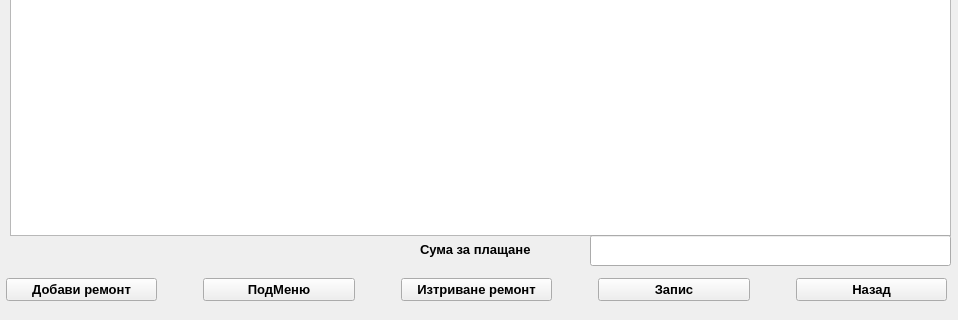
Above: addrepair.ui from JohnnyBrawo/CarServ before the change; both pictures show x 0 to 958 and y 295 to 615 of the 958 by 615 pixel window. Below: the same form after it.
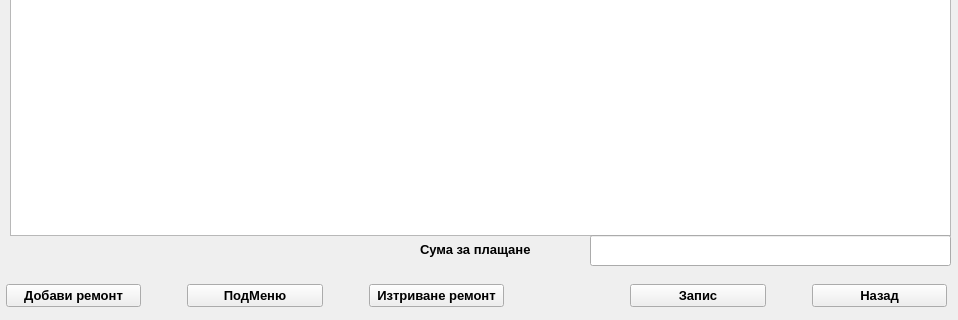
That is the form after the change.

Commit message: Menus and submenus delete changes. ComboBox on the move

Patch:
```diff
--- a/addrepair.ui
+++ b/addrepair.ui
@@ -24,10 +24,26 @@
      <x>6</x>
      <y>564</y>
      <width>941</width>
-     <height>41</height>
+     <height>54</height>
     </rect>
    </property>
    <layout class="QGridLayout" name="gridLayout">
+    <item row="0" column="7">
+     <spacer name="horizontalSpacer_3">
+      <property name="orientation">
+       <enum>Qt::Horizontal</enum>
+      </property>
+      <property name="sizeType">
+       <enum>QSizePolicy::Preferred</enum>
+      </property>
+      <property name="sizeHint" stdset="0">
+       <size>
+        <width>40</width>
+        <height>20</height>
+       </size>
+      </property>
+     </spacer>
+    </item>
     <item row="0" column="3">
      <spacer name="horizontalSpacer">
       <property name="orientation">
@@ -101,23 +117,7 @@
       </property>
      </widget>
     </item>
-    <item row="0" column="7">
-     <spacer name="horizontalSpacer_3">
-      <property name="orientation">
-       <enum>Qt::Horizontal</enum>
-      </property>
-      <property name="sizeType">
-       <enum>QSizePolicy::Preferred</enum>
-      </property>
-      <property name="sizeHint" stdset="0">
-       <size>
-        <width>40</width>
-        <height>20</height>
-       </size>
-      </property>
-     </spacer>
-    </item>
-    <item row="0" column="9">
+    <item row="0" column="11">
      <widget class="QPushButton" name="Button_ExitRepair">
       <property name="font">
        <font>
@@ -131,7 +131,7 @@
       </property>
      </widget>
     </item>
-    <item row="0" column="6">
+    <item row="0" column="8">
      <widget class="QPushButton" name="Button_RecordRepairs">
       <property name="font">
        <font>
@@ -160,6 +160,38 @@
       </property>
      </spacer>
     </item>
+    <item row="0" column="9">
+     <spacer name="horizontalSpacer_5">
+      <property name="orientation">
+       <enum>Qt::Horizontal</enum>
+      </property>
+      <property name="sizeType">
+       <enum>QSizePolicy::Preferred</enum>
+      </property>
+      <property name="sizeHint" stdset="0">
+       <size>
+        <width>40</width>
+        <height>20</height>
+       </size>
+      </property>
+     </spacer>
+    </item>
+    <item row="0" column="6">
+     <spacer name="horizontalSpacer_6">
+      <property name="orientation">
+       <enum>Qt::Horizontal</enum>
+      </property>
+      <property name="sizeType">
+       <enum>QSizePolicy::Preferred</enum>
+      </property>
+      <property name="sizeHint" stdset="0">
+       <size>
+        <width>40</width>
+        <height>20</height>
+       </size>
+      </property>
+     </spacer>
+    </item>
    </layout>
   </widget>
   <widget class="QListWidget" name="RepairList">
```
The commit also changes 7 other files.
